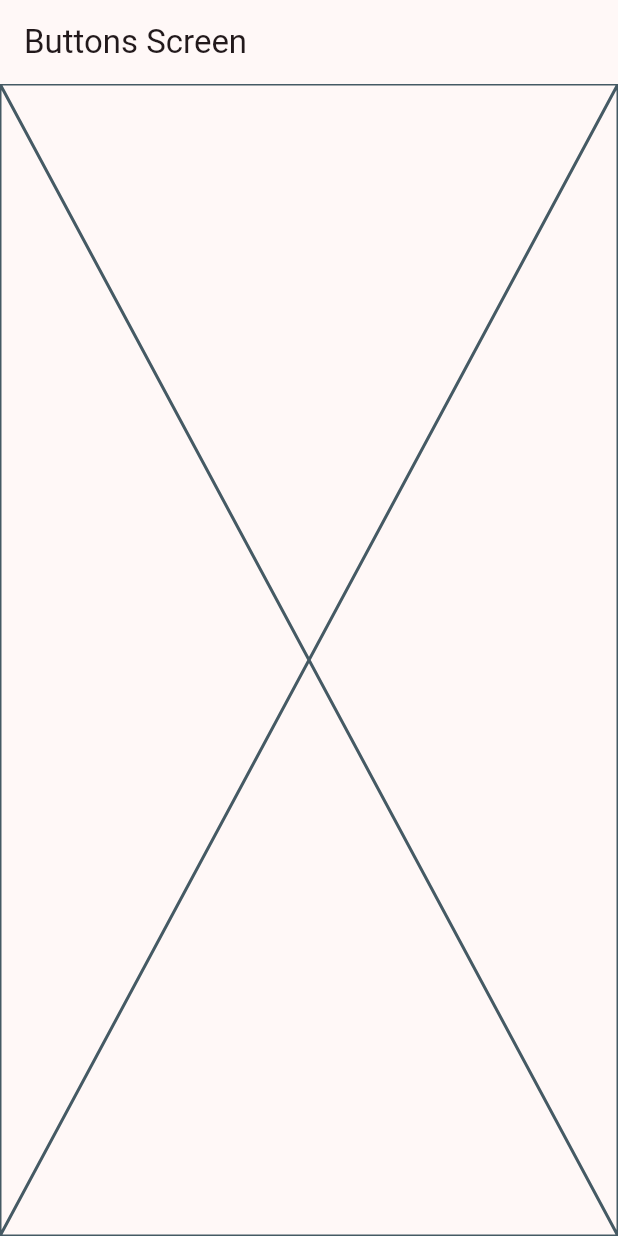
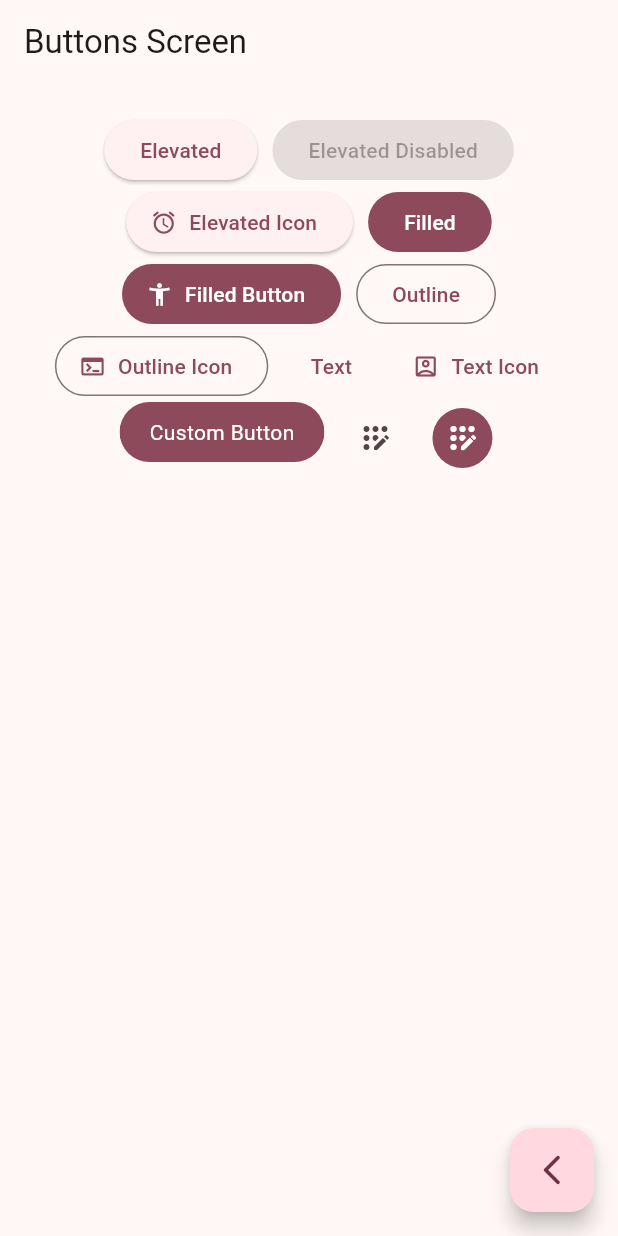
Before and after one commit to developer-omar/widgets_app, a Flutter app: the ButtonsScreen screen opened by its route, on a phone screen of 412 x 824 dp. Run offline on Flutter 3.47's test engine with Material 3 defaults, Android fonts, the phone set to English and light mode, and no system bars; our stand-ins replace go_router.

Commit message:
buttons screen finished

```diff
--- a/lib/presentation/screens/buttons/buttons_screen.dart
+++ b/lib/presentation/screens/buttons/buttons_screen.dart
@@ -1,4 +1,5 @@
 import 'package:flutter/material.dart';
+import 'package:go_router/go_router.dart';
 
 class ButtonsScreen extends StatelessWidget {
   static const String name = 'buttons_screen';
@@ -11,7 +12,95 @@ class ButtonsScreen extends StatelessWidget {
       appBar: AppBar(
         title: const Text('Buttons Screen'),
       ),
-      body: const Placeholder(),
+      body: const _ButtonsView(),
+      floatingActionButton: FloatingActionButton(
+        child: const Icon(Icons.arrow_back_ios_new_rounded),
+        onPressed: () {
+          context.pop();
+        },
+      ),
     );
   }
 }
+
+class _ButtonsView extends StatelessWidget {
+  const _ButtonsView();
+
+  @override
+  Widget build(BuildContext context) {
+    final colors = Theme.of(context).colorScheme;
+
+    return SizedBox(
+      width: double.infinity,
+      child: Padding(
+        padding: const EdgeInsets.symmetric(horizontal: 10, vertical: 20),
+        //wrap  coloca los elementos uno a lado del otro y al llegar al final el elemento se baja a la siguiente fila
+        child: Wrap(
+          spacing: 10,
+          alignment: WrapAlignment.center,
+          children: [
+            ElevatedButton(onPressed: () {}, child: const Text('Elevated')),
+            const ElevatedButton(onPressed: null, child: Text('Elevated Disabled')),
+            ElevatedButton.icon(
+              onPressed: () {},
+              icon: const Icon(Icons.access_alarm_rounded),
+              label: const Text('Elevated Icon'),
+            ),
+            FilledButton(onPressed: () {}, child: const Text('Filled')),
+            FilledButton.icon(
+              onPressed: () {},
+              icon: const Icon(Icons.accessibility_new),
+              label: const Text('Filled Button'),
+            ),
+            OutlinedButton(onPressed: () {}, child: const Text('Outline')),
+            OutlinedButton.icon(
+              onPressed: () {},
+              icon: const Icon(Icons.terminal),
+              label: const Text('Outline Icon')
+            ),
+            TextButton(onPressed: () {}, child: const Text('Text')),
+            TextButton.icon(
+              onPressed: () {},
+              icon: const Icon(Icons.account_box_outlined),
+              label: const Text('Text Icon'),
+            ),
+            const CustomButton(),
+
+            IconButton(onPressed: () {}, icon: const Icon(Icons.app_registration_rounded)),
+            IconButton(
+              onPressed: () {},
+              icon: const Icon(Icons.app_registration_rounded),
+              style: ButtonStyle(
+                backgroundColor: MaterialStatePropertyAll(colors.primary),
+                iconColor: const MaterialStatePropertyAll(Colors.white),
+              ),
+            ),
+          ],
+        ),
+      ),
+    );
+  }
+}
+
+class CustomButton extends StatelessWidget {
+  const CustomButton({super.key});
+
+  @override
+  Widget build(BuildContext context) {
+    final colors = Theme.of(context).colorScheme;
+
+    return ClipRRect(
+      borderRadius: BorderRadius.circular(20),
+      child: Material(
+        color: colors.primary,
+        child: InkWell(
+          onTap: () {},
+          child: const Padding(
+            padding: EdgeInsets.symmetric(horizontal: 20, vertical: 10),
+            child: Text('Custom Button', style: TextStyle(color: Colors.white))
+          ),
+        ),
+      ),
+    );
+  }
+}
```
